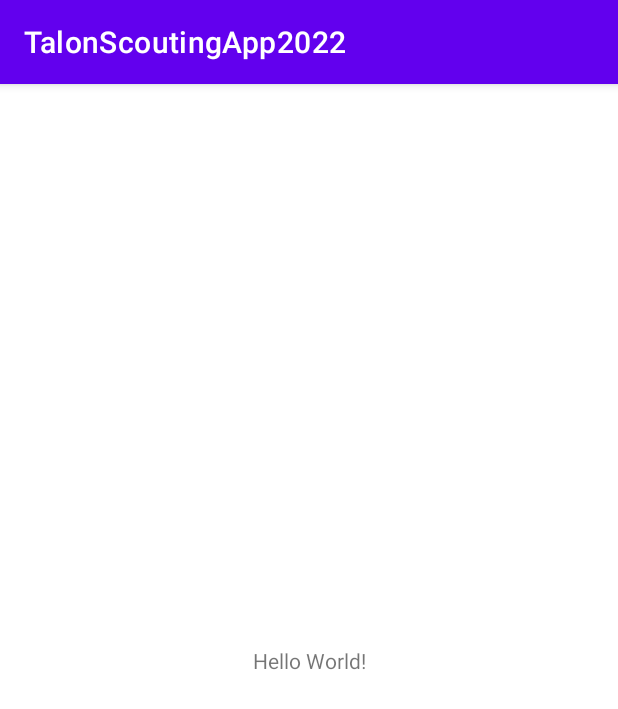
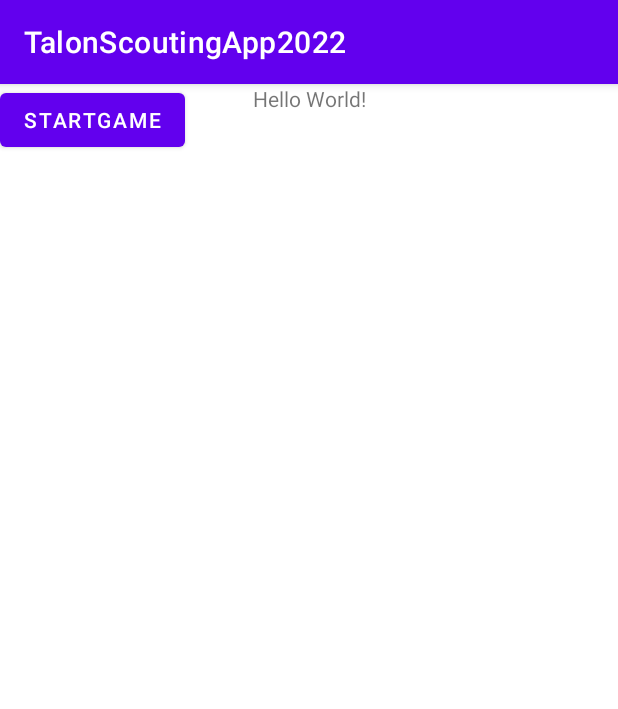
Before and after one commit to AdityaK2905/TalonScountingApp2022, an Android app: the screen it shows after launch (MainActivity), on a phone screen of 412 x 824 dp. Shown: the top 709 px of the screen. Run offline under Robolectric (Android 15) with nearby library versions, the phone set to English and light mode, and no system bars.

Commit message:
Activites and various things

```diff
--- a/app/build.gradle
+++ b/app/build.gradle
@@ -32,6 +32,7 @@ dependencies {
     implementation 'androidx.appcompat:appcompat:1.4.1'
     implementation 'com.google.android.material:material:1.5.0'
     implementation 'androidx.constraintlayout:constraintlayout:2.1.3'
+    implementation 'androidx.legacy:legacy-support-v4:1.0.0'
     testImplementation 'junit:junit:4.13.2'
     androidTestImplementation 'androidx.test.ext:junit:1.1.3'
     androidTestImplementation 'androidx.test.espresso:espresso-core:3.4.0'
--- a/app/src/main/AndroidManifest.xml
+++ b/app/src/main/AndroidManifest.xml
@@ -18,6 +18,10 @@
                 <category android:name="android.intent.category.LAUNCHER" />
             </intent-filter>
         </activity>
+        <activity
+            android:name=".AutoActivity"
+            android:exported="true">
+        </activity>
     </application>
 
 </manifest>
--- a/app/src/main/java/com/example/talonscoutingapp2022/MainActivity.java
+++ b/app/src/main/java/com/example/talonscoutingapp2022/MainActivity.java
@@ -2,13 +2,36 @@ package com.example.talonscoutingapp2022;
 
 import androidx.appcompat.app.AppCompatActivity;
 
+import android.content.Intent;
 import android.os.Bundle;
+import android.view.View;
+import android.widget.Button;
 
 public class MainActivity extends AppCompatActivity {
+
+
+
 
     @Override
     protected void onCreate(Bundle savedInstanceState) {
         super.onCreate(savedInstanceState);
         setContentView(R.layout.activity_main);
+
+        //Button start_game_button = findViewById(R.id.startGameButton);
+        /*
+        start_game_button.setOnClickListener(new View.OnClickListener() {
+            @Override
+            public void onClick(View view) {
+                startActivity(new Intent(MainActivity.this, AutoActivity.class));
+            }
+        });
+*/
+
+
+    }
+
+    public void startAuto(View v){
+        Intent AutoIntent = new Intent(this, AutoActivity.class);
+        startActivity(AutoIntent);
     }
 }
--- a/app/src/main/res/layout/activity_main.xml
+++ b/app/src/main/res/layout/activity_main.xml
@@ -7,12 +7,21 @@
     tools:context=".MainActivity">
 
     <TextView
+        android:id="@+id/textView2"
         android:layout_width="wrap_content"
         android:layout_height="wrap_content"
         android:text="Hello World!"
-        app:layout_constraintBottom_toBottomOf="parent"
         app:layout_constraintLeft_toLeftOf="parent"
         app:layout_constraintRight_toRightOf="parent"
         app:layout_constraintTop_toTopOf="parent" />
 
+    <Button
+        android:id="@+id/startGameButton"
+        android:layout_width="wrap_content"
+        android:layout_height="wrap_content"
+        android:onClick="startAuto"
+        android:text="StartGame"
+        tools:layout_editor_absoluteX="302dp"
+        tools:layout_editor_absoluteY="288dp" />
+
 </androidx.constraintlayout.widget.ConstraintLayout>
--- a/app/src/main/res/layout/popup_shooting.xml
+++ b/app/src/main/res/layout/popup_shooting.xml
@@ -1,6 +1,6 @@
 <?xml version="1.0" encoding="utf-8"?>
 <androidx.constraintlayout.widget.ConstraintLayout xmlns:android="http://schemas.android.com/apk/res/android"
-             android:layout_width="match_parent"
-             android:layout_height="match_parent">
+    android:layout_width="match_parent"
+    android:layout_height="match_parent">
 
 </androidx.constraintlayout.widget.ConstraintLayout>
```
Also changed, not shown: app/src/main/java/com/example/talonscoutingapp2022/AutoActivity.java (added, +30 -0 lines), app/src/main/java/com/example/talonscoutingapp2022/GlobalVariables.java (added, +8 -0 lines), app/src/main/res/layout/activity_auto_screen.xml (+38 -2 lines).
